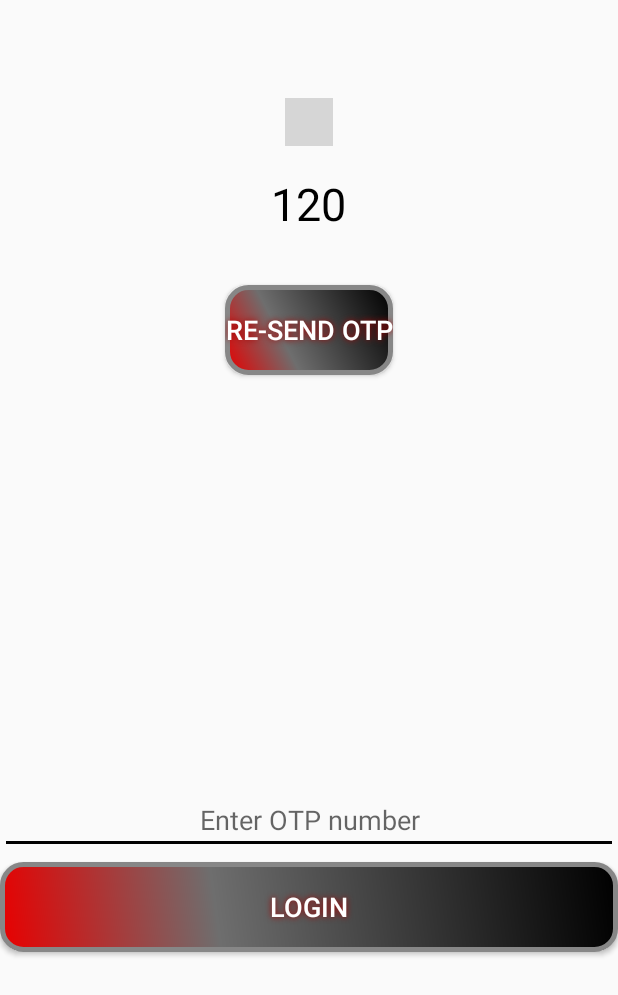
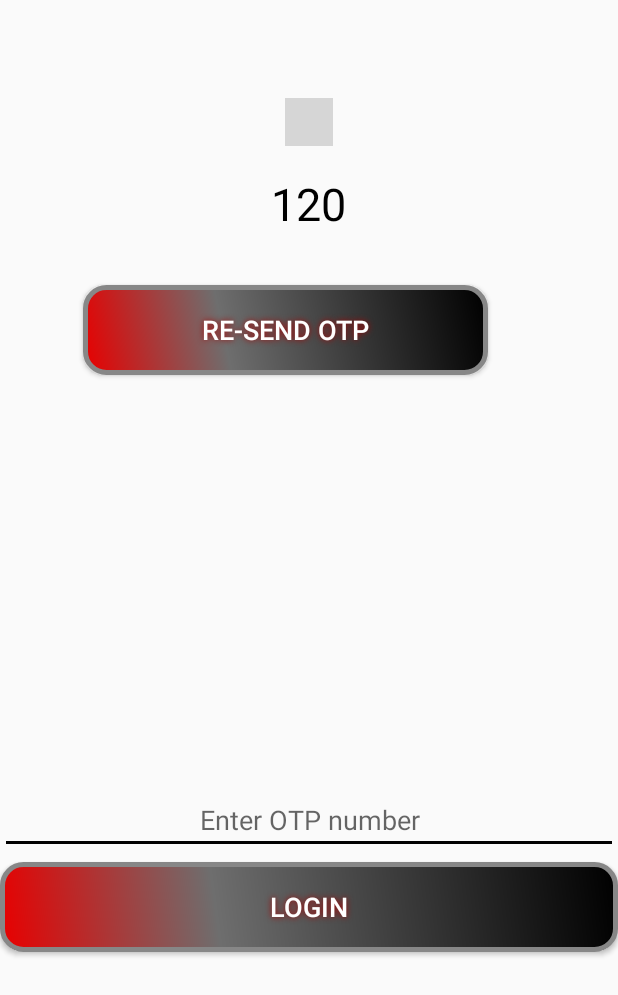
Before and after one commit to mysa06/Three-Level-Password-Authentication-System, an Android app: the layout activity_otp.xml on its own in the app's theme, with its tools: preview values and no code run, on a phone screen of 412 x 824 dp. Shown: the top 995 px of the screen. Run offline under Robolectric (Android 15) with nearby library versions, the phone set to English and light mode, and no system bars; plain views replace LinearTimerView; grey boxes are pictures that could not be loaded.

Commit message:
Baba did it ! :)

```diff
--- a/app/src/main/res/layout/activity_otp.xml
+++ b/app/src/main/res/layout/activity_otp.xml
@@ -20,6 +20,23 @@
         timer:radius="20dp"
         timer:strokeWidth="3dp" />
 
+    <Button
+        android:id="@+id/reSend"
+        android:layout_width="wrap_content"
+        android:layout_height="wrap_content"
+        android:layout_marginTop="190dp"
+        android:layout_marginLeft="55dp"
+        android:background="@drawable/button_shape"
+        android:onClick="sendOTPButton"
+        android:shadowColor="#A80303"
+        android:shadowDx="0"
+        android:shadowDy="0"
+        android:shadowRadius="5"
+        android:text="Re-send OTP"
+        android:textAlignment="center"
+        android:textColor="#FFFFFF"
+        android:textSize="18sp"
+        android:visibility="visible" />
 
 
     <EditText
@@ -69,28 +86,7 @@
         android:textColor="@color/colorBlack"
         android:textSize="30dp" />
 
-    <Button
-        android:id="@+id/reSend"
-        android:layout_width="wrap_content"
-        android:layout_height="wrap_content"
-        android:text="Re-send OTP"
-        android:layout_marginTop="190dp"
-        android:layout_marginHorizontal="150dp"
-        android:textAlignment="center"
-        android:layout_marginRight="10dp"
-        android:onClick="sendOTPButton"
-        android:visibility="visible"
-        android:layout_gravity="center_horizontal"
-        android:textColor="#FFFFFF"
-        android:textSize="18sp"
-        android:background="@drawable/button_shape"
-        android:layout_alignParentStart="true"
-        android:layout_alignParentTop="true"
-        android:layout_alignParentEnd="true"
-        android:shadowColor="#A80303"
-        android:shadowDx="0"
-        android:shadowDy="0"
-        android:shadowRadius="5"/>
+
 
 
 </RelativeLayout>
```
